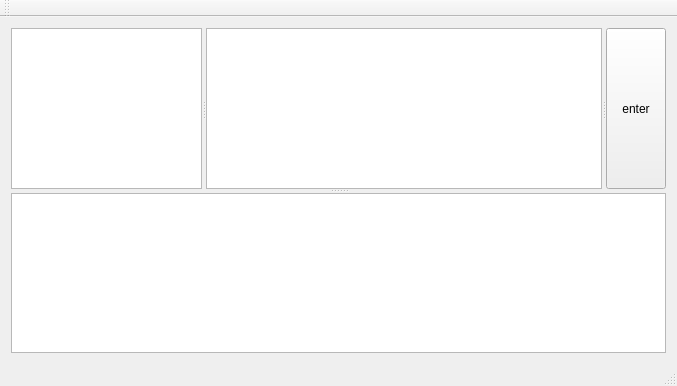
Old version of the form QT/Database/database.ui in the repository UTECproyects/BD2_P_19.
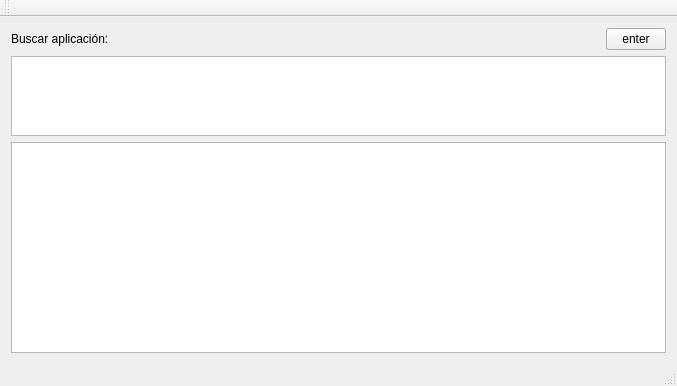
New version of the form.

```diff
--- a/QT/Database/database.ui
+++ b/QT/Database/database.ui
@@ -16,47 +16,26 @@
   <widget class="QWidget" name="centralWidget">
    <layout class="QVBoxLayout" name="verticalLayout">
     <item>
-     <widget class="QSplitter" name="splitter_2">
-      <property name="orientation">
-       <enum>Qt::Vertical</enum>
-      </property>
-      <widget class="QSplitter" name="splitter">
-       <property name="minimumSize">
-        <size>
-         <width>0</width>
-         <height>60</height>
-        </size>
-       </property>
-       <property name="maximumSize">
-        <size>
-         <width>16777215</width>
-         <height>190</height>
-        </size>
-       </property>
-       <property name="orientation">
-        <enum>Qt::Horizontal</enum>
-       </property>
-       <widget class="QListView" name="listView">
-        <property name="maximumSize">
-         <size>
-          <width>191</width>
-          <height>190</height>
-         </size>
-        </property>
-       </widget>
-       <widget class="QTextEdit" name="textEdit">
+     <layout class="QHBoxLayout" name="horizontalLayout">
+      <item>
+       <widget class="QLabel" name="label">
         <property name="maximumSize">
          <size>
           <width>16777215</width>
-          <height>190</height>
+          <height>80</height>
          </size>
         </property>
+        <property name="text">
+         <string>Buscar aplicación:</string>
+        </property>
        </widget>
+      </item>
+      <item>
        <widget class="QPushButton" name="pushButton">
         <property name="maximumSize">
          <size>
           <width>60</width>
-          <height>190</height>
+          <height>80</height>
          </size>
         </property>
         <property name="autoFillBackground">
@@ -66,10 +45,22 @@
          <string>enter</string>
         </property>
        </widget>
-      </widget>
-      <widget class="QTableView" name="tableView"/>
+      </item>
+     </layout>
+    </item>
+    <item>
+     <widget class="QTextEdit" name="textEdit">
+      <property name="maximumSize">
+       <size>
+        <width>16777215</width>
+        <height>80</height>
+       </size>
+      </property>
      </widget>
     </item>
+    <item>
+     <widget class="QTableView" name="tableView"/>
+    </item>
    </layout>
   </widget>
   <widget class="QMenuBar" name="menuBar">
```
Left out of the diff: 2 changed lines with no effect on the pictures.
